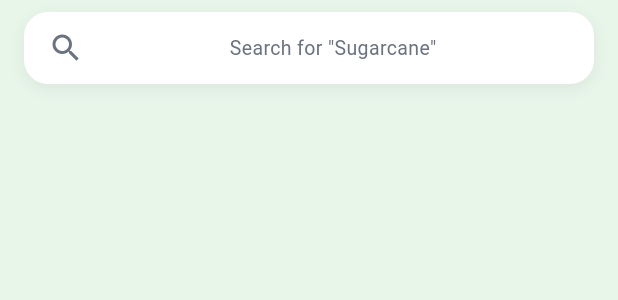
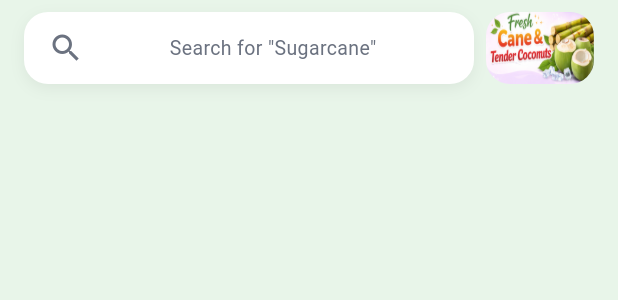
Before and after one commit to Akshay405336/cane-moblie, a Flutter app: the HomeSearchSection widget shown alone on an empty page, opened directly, on a phone screen of 412 x 824 dp. Shown: the top 300 px of the screen. Run offline on Flutter 3.47's test engine with Material 3 defaults, Android fonts, the phone set to English and light mode, and no system bars; our stand-ins replace dio, flutter_secure_storage, fluttertoast, geocoding, geolocator, pinput and 2 more; accounts and stored records are empty; network calls fail.

Commit message:
poster,search

```diff
--- a/lib/features/home/sections/home_search.section.dart
+++ b/lib/features/home/sections/home_search.section.dart
@@ -47,16 +47,22 @@ class _HomeSearchSectionState extends State<HomeSearchSection> {
 
   @override
 Widget build(BuildContext context) {
-    return Container(
-      margin: const EdgeInsets.symmetric(
+  return Padding(
+    padding: const EdgeInsets.symmetric(
       horizontal: HomeSpacing.md,
       vertical: HomeSpacing.sm,
     ),
-      padding:
-          const EdgeInsets.symmetric(horizontal: HomeSpacing.md),
+    child: Row(
+      children: [
+        /// 🔍 SEARCH BAR
+        Expanded(
+          child: Container(
+            padding: const EdgeInsets.symmetric(
+              horizontal: HomeSpacing.md,
+            ),
             height: 48,
             decoration: BoxDecoration(
-        color: Colors.white, // ✅ PURE WHITE SEARCH BAR
+              color: Colors.white,
               borderRadius:
                   BorderRadius.circular(HomeSpacing.radiusLg),
               boxShadow: [
@@ -106,6 +112,24 @@ class _HomeSearchSectionState extends State<HomeSearchSection> {
                 ),
               ],
             ),
+          ),
+        ),
+
+        const SizedBox(width: HomeSpacing.sm),
+
+        /// 🖼️ CANE POSTER
+        ClipRRect(
+          borderRadius:
+              BorderRadius.circular(HomeSpacing.radiusLg),
+          child: Image.asset(
+            'assets/images/cane-poster.png',
+            width: 72,          // 👈 adjust as needed
+            height: 48,
+            fit: BoxFit.fill,
+          ),
+        ),
+      ],
+    ),
   );
 }
 }
```
Also changed, not shown: assets/images/cane-poster.png (added). Lines whose indentation alone changed are shown as unchanged.
